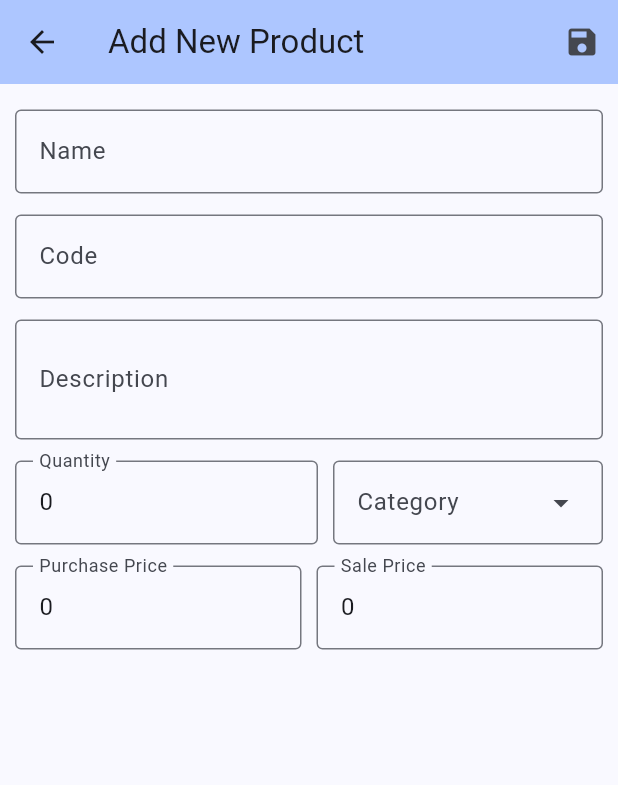
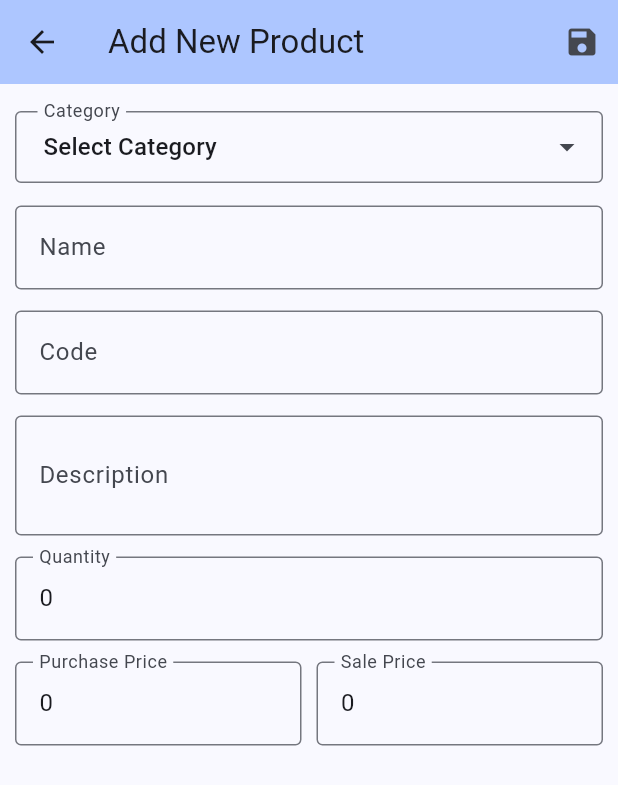
Before and after one commit to HtunHtun-Win/win_pos, a Flutter app: the ProductAddScreen screen opened directly, on a phone screen of 412 x 824 dp. Shown: the top 785 px of the screen. Run offline on Flutter 3.47's test engine with Material 3 defaults, Android fonts, the phone set to English and light mode, and no system bars; drawn by our look-alikes of dropdown_search; our stand-ins replace flutter_slidable, get, sqflite; accounts and stored records are empty.

Commit message:
complete sale bug fixing

```diff
--- a/lib/product/screens/product_add_screen.dart
+++ b/lib/product/screens/product_add_screen.dart
@@ -1,8 +1,8 @@
 import 'package:flutter/material.dart';
 import 'package:get/get.dart';
 import 'package:win_pos/category/controller/category_controller.dart';
-import 'package:win_pos/category/models/category_model.dart';
 import 'package:win_pos/product/controller/product_controller.dart';
+import 'package:dropdown_search/dropdown_search.dart';
 
 class ProductAddScreen extends StatelessWidget {
   ProductAddScreen({super.key});
@@ -45,28 +45,19 @@ class ProductAddScreen extends StatelessWidget {
         margin: const EdgeInsets.all(10),
         child: ListView(
           children: [
+            const SizedBox(height: 8),
+            categoryBox(context),
+            const SizedBox(height: 8),
             userInput("Name", nameController),
             userInput("Code", codeController),
             userInput("Description", descController, num: 2),
-            Row(
-              children: [
-                Expanded(
-                    child: userInput("Quantity", quantityController,
-                        type: TextInputType.number)),
-                const SizedBox(
-                  width: 10,
-                ),
-                categoryBox(context),
-              ],
-            ),
+            userInput("Quantity", quantityController, type: TextInputType.number),
             Row(
               children: [
                 Expanded(
                     child: userInput("Purchase Price", ppriceController,
                         type: TextInputType.number)),
-                const SizedBox(
-                  width: 10,
-                ),
+                const SizedBox(width: 10),
                 Expanded(
                     child: userInput("Sale Price", spriceController,
                         type: TextInputType.number)),
@@ -104,18 +95,47 @@ class ProductAddScreen extends StatelessWidget {
     );
   }
 
-  Widget categoryBox(context) {
-    return DropdownMenu(
-      label: const Text("Category"),
-      enableFilter: true,
-      requestFocusOnTap: true,
-      width: 180,
-      dropdownMenuEntries: categoryController.categories.map((category) {
-        return DropdownMenuEntry(value: category.id, label: category.name);
-      }).toList(),
-      onSelected: (value) {
-        category_id = value;
+  Widget categoryBox(BuildContext context) {
+    return DropdownSearch<String>(
+      dropdownDecoratorProps: const DropDownDecoratorProps(
+        dropdownSearchDecoration: InputDecoration(
+          labelText: "Category",
+          contentPadding: EdgeInsets.symmetric(horizontal: 15, vertical: 10),
+          border: OutlineInputBorder(),
+        ),
+      ),
+      items: categoryController.categories.map((category) => category.name.toString()).toList(),
+      onChanged: (String? selectedCategory) {
+        final selected = categoryController.categories.firstWhere(
+              (category) => category.name == selectedCategory,
+        );
+        category_id = selected.id;
       },
+      selectedItem: "Select Category", // Optional: Can be null if no initial selection is required
+      popupProps: const PopupProps.menu(
+        showSearchBox: true,
+        searchFieldProps: TextFieldProps(
+          autofocus: true,
+          decoration: InputDecoration(
+            labelText: "Search Category",
+          ),
+        ),
+      ),
     );
   }
+
+  // Widget categoryBox(context) {
+  //   return DropdownMenu(
+  //     label: const Text("Category"),
+  //     enableFilter: true,
+  //     requestFocusOnTap: true,
+  //     width: double.infinity,
+  //     dropdownMenuEntries: categoryController.categories.map((category) {
+  //       return DropdownMenuEntry(value: category.id, label: category.name);
+  //     }).toList(),
+  //     onSelected: (value) {
+  //       category_id = value;
+  //     },
+  //   );
+  // }
 }
--- a/lib/sales/screens/sales_save_screen.dart
+++ b/lib/sales/screens/sales_save_screen.dart
@@ -37,7 +37,8 @@ class SalesSaveScreen extends StatelessWidget {
               icon: const Icon(Icons.save))
         ],
       ),
-      body: Container(
+      body: SingleChildScrollView(
+        child: Container(
           margin: const EdgeInsets.all(10),
           child: Column(
             children: [
@@ -53,6 +54,7 @@ class SalesSaveScreen extends StatelessWidget {
               const SizedBox(height: 10),
               infoBox(controller: totalController, text: "Total Price"),
             ],
+          ),
         ),
       ),
     );
--- a/pubspec.yaml
+++ b/pubspec.yaml
@@ -41,6 +41,7 @@ dependencies:
   path_provider: ^2.1.4
   flutter_slidable: ^3.1.1
   intl: ^0.19.0
+  dropdown_search: ^5.0.6
 
 dev_dependencies:
   flutter_test:
```
Also changed, not shown: lib/product/screens/product_edit_screen.dart (+48 -27 lines), pubspec.lock. Lines whose indentation alone changed are shown as unchanged.
